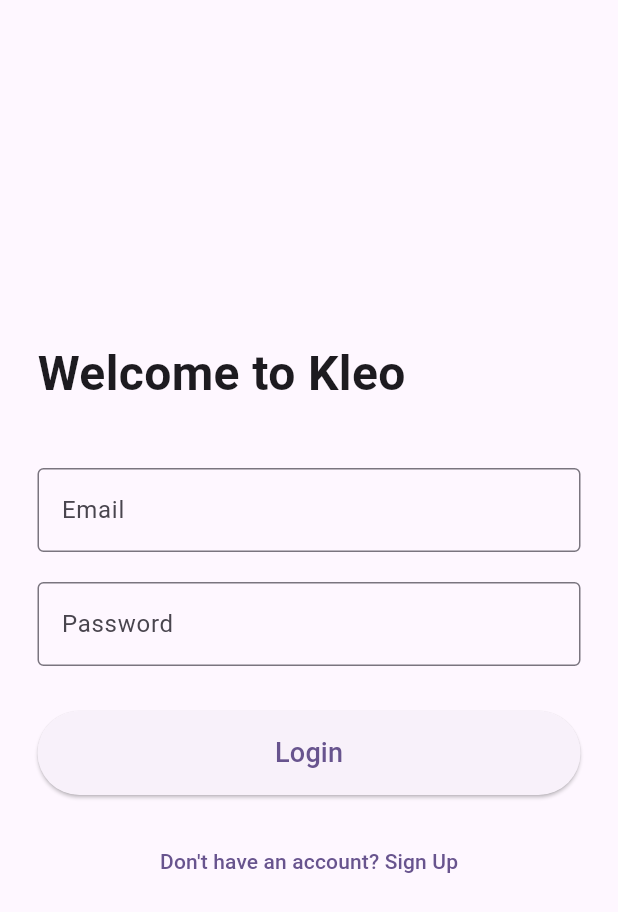
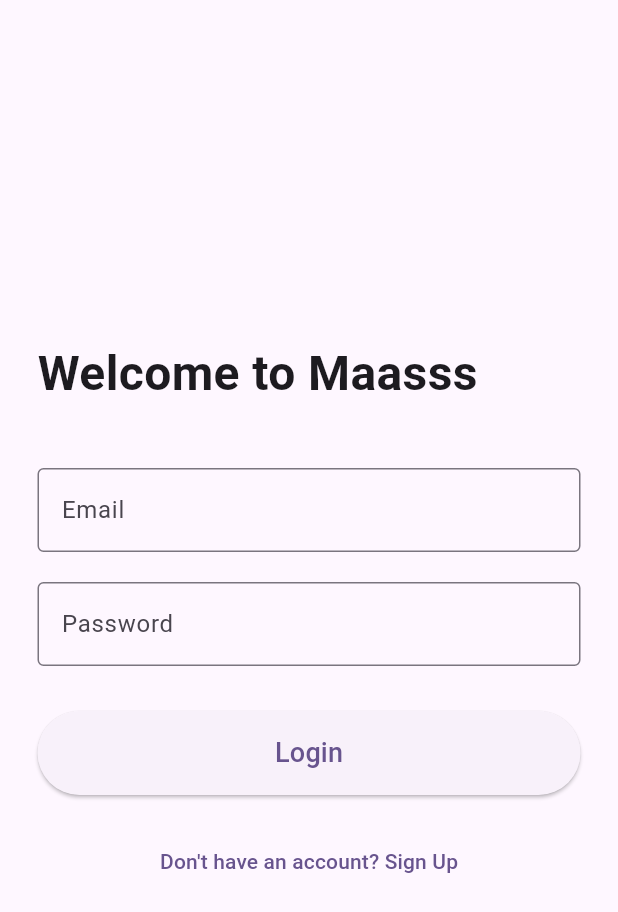
Before and after one commit to vssdev14/flutter_web, a Flutter app: the screen it shows after launch, on a phone screen of 412 x 824 dp. Shown: the top 912 px of the screen. Run offline on Flutter 3.47's test engine with Material 3 defaults, Android fonts, the phone set to English and light mode, and no system bars.

Commit message:
Update main.dart

```diff
--- a/lib/main.dart
+++ b/lib/main.dart
@@ -11,7 +11,7 @@
   Widget build(BuildContext context) {
     return MaterialApp(
       debugShowCheckedModeBanner: false,
-      title: 'Kleo Login',
+      title: 'Maasss Login',
       theme: ThemeData(
         colorScheme: ColorScheme.fromSeed(seedColor: Colors.deepPurple),
       ),
@@ -34,7 +34,7 @@
             crossAxisAlignment: CrossAxisAlignment.start,
             children: [
               const Text(
-                "Welcome to Kleo",
+                "Welcome to Maasss",
                 style: TextStyle(
                   fontSize: 32,
                   fontWeight: FontWeight.bold,
```
